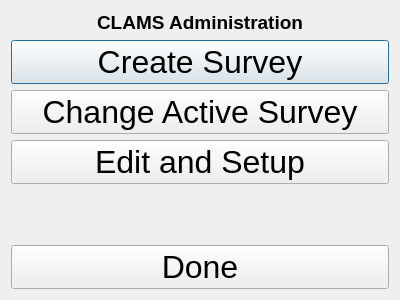
Old version of the form ui/AdminDlg.ui in the repository guyuhong/CLAMS.
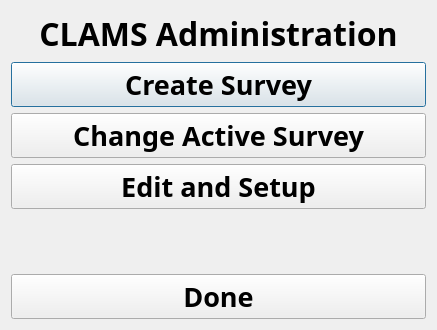
New version of the form.

Patch:
```diff
--- a/ui/AdminDlg.ui
+++ b/ui/AdminDlg.ui
@@ -6,8 +6,8 @@
    <rect>
     <x>0</x>
     <y>0</y>
-    <width>400</width>
-    <height>300</height>
+    <width>437</width>
+    <height>330</height>
    </rect>
   </property>
   <property name="windowTitle">
@@ -18,7 +18,8 @@
     <widget class="QLabel" name="label">
      <property name="font">
       <font>
-       <pointsize>14</pointsize>
+       <family>Arial Black</family>
+       <pointsize>24</pointsize>
        <weight>75</weight>
        <bold>true</bold>
       </font>
@@ -35,7 +36,10 @@
     <widget class="QPushButton" name="createSurveyBtn">
      <property name="font">
       <font>
-       <pointsize>24</pointsize>
+       <family>Arial Black</family>
+       <pointsize>20</pointsize>
+       <weight>75</weight>
+       <bold>true</bold>
       </font>
      </property>
      <property name="text">
@@ -47,7 +51,10 @@
     <widget class="QPushButton" name="selectSurveyBtn">
      <property name="font">
       <font>
-       <pointsize>24</pointsize>
+       <family>Arial Black</family>
+       <pointsize>20</pointsize>
+       <weight>75</weight>
+       <bold>true</bold>
       </font>
      </property>
      <property name="text">
@@ -59,7 +66,10 @@
     <widget class="QPushButton" name="setupBtn">
      <property name="font">
       <font>
-       <pointsize>24</pointsize>
+       <family>Arial Black</family>
+       <pointsize>20</pointsize>
+       <weight>75</weight>
+       <bold>true</bold>
       </font>
      </property>
      <property name="text">
@@ -69,6 +79,13 @@
    </item>
    <item>
     <spacer name="verticalSpacer">
+     <property name="font">
+      <font>
+       <family>Arial Black</family>
+       <weight>75</weight>
+       <bold>true</bold>
+      </font>
+     </property>
      <property name="orientation">
       <enum>Qt::Vertical</enum>
      </property>
@@ -84,7 +101,10 @@
     <widget class="QPushButton" name="doneBtn">
      <property name="font">
       <font>
-       <pointsize>24</pointsize>
+       <family>Arial Black</family>
+       <pointsize>20</pointsize>
+       <weight>75</weight>
+       <bold>true</bold>
       </font>
      </property>
      <property name="text">
```
